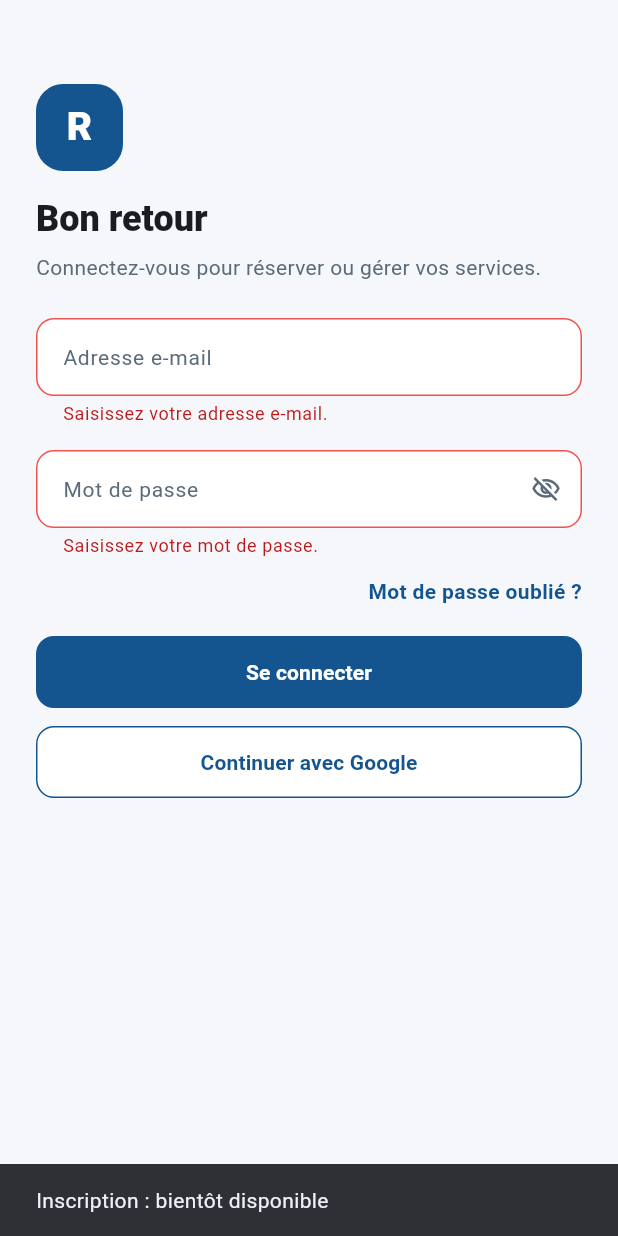
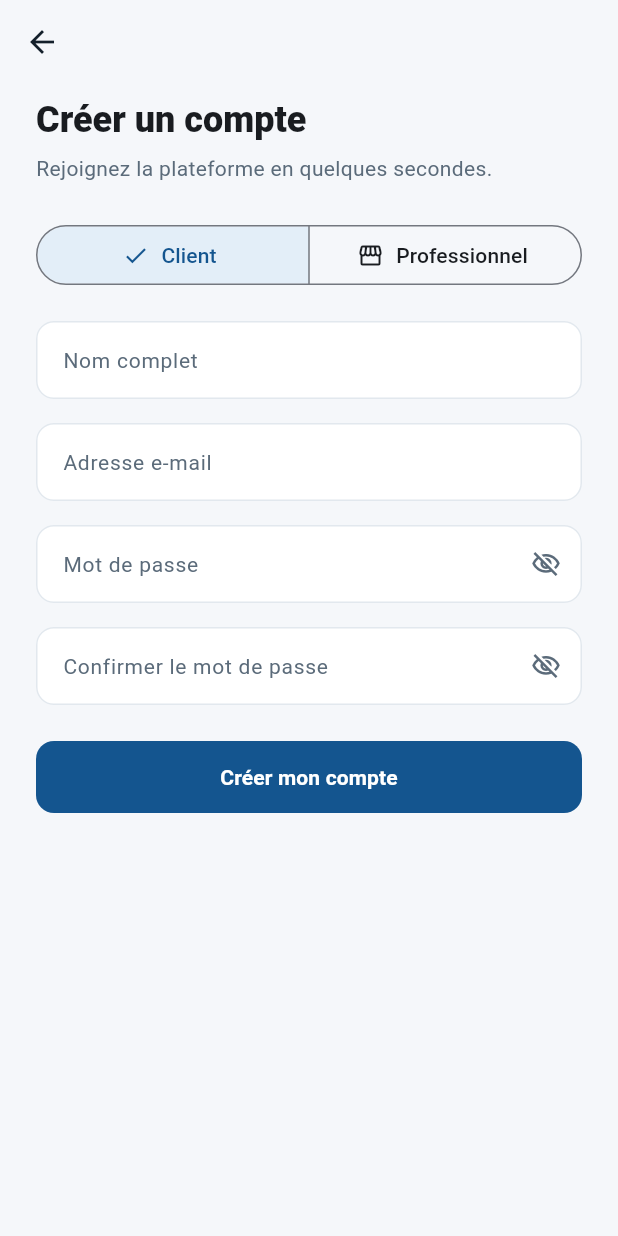
Before and after one commit to meddebamen2004-code/projet_ds, a Flutter app: the screen it shows after launch, after a tap on "Se connecter", after a tap on "Créer un compte", on a phone screen of 412 x 824 dp. Run offline on Flutter 3.47's test engine with Material 3 defaults, Android fonts, the phone set to English and light mode, and no system bars; our stand-ins replace sqflite; accounts and stored records are empty.

Commit message:
feat(views): add register and forgot password pages, redirect by role

```diff
--- a/lib/models/User.dart
+++ b/lib/models/User.dart
@@ -0,0 +1,22 @@
+enum UserRole { client, pro }
+
+class User {
+  final int? id;
+  final String name;
+  final String email;
+  final UserRole role;
+
+  const User({
+    this.id,
+    required this.name,
+    required this.email,
+    required this.role,
+  });
+
+  factory User.fromMap(Map<String, Object?> map) => User(
+    id: map['id'] as int?,
+    name: map['name'] as String,
+    email: map['email'] as String,
+    role: UserRole.values.byName(map['role'] as String),
+  );
+}
--- a/lib/views/client/login_page.dart
+++ b/lib/views/client/login_page.dart
@@ -1,10 +1,15 @@
 import 'package:flutter/material.dart';
 import 'package:provider/provider.dart';
 
+import '../../models/user.dart';
 import '../../providers/auth_provider.dart';
+import '../../widgets/app_button.dart';
 import '../../widgets/app_colors.dart';
-import '../../widgets/app_button.dart';
 import '../../widgets/app_text_field.dart';
+import '../pro/dashboard_pro.dart';
+import 'forgot_password_page.dart';
+import 'home_client.dart';
+import 'register_page.dart';
 
 class LoginPage extends StatefulWidget {
   const LoginPage({super.key});
@@ -37,18 +42,43 @@ class _LoginPageState extends State<LoginPage> {
     return null;
   }
 
+  void _snack(String msg) => ScaffoldMessenger.of(context)
+      .showSnackBar(SnackBar(content: Text(msg)));
+
+  /// The role stored in the database decides which space opens.
+  void _goHome(User user) {
+    final Widget page =
+    user.role == UserRole.pro ? const DashboardPro() : const HomeClient();
+    Navigator.of(context).pushAndRemoveUntil(
+      MaterialPageRoute(builder: (_) => page),
+          (route) => false,
+    );
+  }
+
   Future<void> _submit() async {
     if (!_formKey.currentState!.validate()) return;
     final auth = context.read<AuthProvider>();
-    final ok = await auth.signIn(_emailCtrl.text.trim(), _passCtrl.text);
+    final ok = await auth.signIn(_emailCtrl.text, _passCtrl.text);
     if (!mounted) return;
-    ScaffoldMessenger.of(context).showSnackBar(
-      SnackBar(content: Text(ok ? 'Connexion réussie' : auth.error ?? 'Erreur')),
-    );
+    if (ok) {
+      _goHome(auth.user!);
+    } else {
+      _snack(auth.error ?? 'Erreur');
+    }
   }
 
-  void _soon(String what) => ScaffoldMessenger.of(context)
-      .showSnackBar(SnackBar(content: Text('$what : bientôt disponible')));
+  Future<void> _openRegister() async {
+    final user = await Navigator.of(context).push<User>(
+      MaterialPageRoute(builder: (_) => const RegisterPage()),
+    );
+    if (user != null && mounted) _goHome(user);
+  }
+
+  void _openForgotPassword() {
+    Navigator.of(context).push(MaterialPageRoute(
+      builder: (_) => ForgotPasswordPage(initialEmail: _emailCtrl.text.trim()),
+    ));
+  }
 
   @override
   Widget build(BuildContext context) {
@@ -59,8 +89,6 @@ class _LoginPageState extends State<LoginPage> {
       body: SafeArea(
         child: CustomScrollView(
           slivers: [
-            // hasScrollBody:false => le lien d'inscription est poussé en bas
-            // (équivalent du cadre "Espace" dans Figma).
             SliverFillRemaining(
               hasScrollBody: false,
               child: Padding(
@@ -119,7 +147,7 @@ class _LoginPageState extends State<LoginPage> {
                     Align(
                       alignment: Alignment.centerRight,
                       child: GestureDetector(
-                        onTap: () => _soon('Mot de passe oublié'),
+                        onTap: _openForgotPassword,
                         child: Text('Mot de passe oublié ?',
                             style: textTheme.bodyMedium?.copyWith(
                                 color: AppColors.primary,
@@ -132,10 +160,13 @@ class _LoginPageState extends State<LoginPage> {
                         loading: loading,
                         onPressed: _submit),
                     const SizedBox(height: 12),
+                    // Google sign-in needs an OAuth provider (Google/Firebase):
+                    // not possible with SQLite alone, so it stays a placeholder.
                     AppButton(
                         label: 'Continuer avec Google',
                         outlined: true,
-                        onPressed: () => _soon('Connexion Google')),
+                        onPressed: () =>
+                            _snack('Connexion Google : bientôt disponible')),
                     const Spacer(),
                     const SizedBox(height: 24),
                     Row(
@@ -146,7 +177,7 @@ class _LoginPageState extends State<LoginPage> {
                                 ?.copyWith(color: AppColors.muted)),
                         const SizedBox(width: 4),
                         GestureDetector(
-                          onTap: () => _soon('Inscription'),
+                          onTap: _openRegister,
                           child: Text('Créer un compte',
                               style: textTheme.bodyMedium?.copyWith(
                                   color: AppColors.primary,
--- /dev/null
+++ b/lib/views/client/register_page.dart
@@ -0,0 +1,165 @@
+import 'package:flutter/material.dart';
+import 'package:provider/provider.dart';
+
+import '../../models/user.dart';
+import '../../providers/auth_provider.dart';
+import '../../widgets/app_button.dart';
+import '../../widgets/app_colors.dart';
+import '../../widgets/app_text_field.dart';
+
+/// Returns the created [User] to the login page with Navigator.pop.
+class RegisterPage extends StatefulWidget {
+  const RegisterPage({super.key});
+
+  @override
+  State<RegisterPage> createState() => _RegisterPageState();
+}
+
+class _RegisterPageState extends State<RegisterPage> {
+  final _formKey = GlobalKey<FormState>();
+  final _nameCtrl = TextEditingController();
+  final _emailCtrl = TextEditingController();
+  final _passCtrl = TextEditingController();
+  final _confirmCtrl = TextEditingController();
+  UserRole _role = UserRole.client;
+
+  @override
+  void dispose() {
+    _nameCtrl.dispose();
+    _emailCtrl.dispose();
+    _passCtrl.dispose();
+    _confirmCtrl.dispose();
+    super.dispose();
+  }
+
+  String? _required(String? v, String msg) =>
+      (v == null || v.trim().isEmpty) ? msg : null;
+
+  String? _validateEmail(String? v) {
+    if (v == null || v.trim().isEmpty) return 'Saisissez votre adresse e-mail.';
+    final ok = RegExp(r'^[^@\s]+@[^@\s]+\.[^@\s]+$').hasMatch(v.trim());
+    return ok ? null : 'Adresse e-mail invalide.';
+  }
+
+  String? _validatePassword(String? v) {
+    if (v == null || v.isEmpty) return 'Saisissez un mot de passe.';
+    if (v.length < 6) return 'Au moins 6 caractères.';
+    return null;
+  }
+
+  Future<void> _submit() async {
+    if (!_formKey.currentState!.validate()) return;
+    final auth = context.read<AuthProvider>();
+    final ok = await auth.register(
+      name: _nameCtrl.text,
+      email: _emailCtrl.text,
+      password: _passCtrl.text,
+      role: _role,
+    );
+    if (!mounted) return;
+    if (ok) {
+      Navigator.of(context).pop(auth.user);
+    } else {
+      ScaffoldMessenger.of(context)
+          .showSnackBar(SnackBar(content: Text(auth.error ?? 'Erreur')));
+    }
+  }
+
+  @override
+  Widget build(BuildContext context) {
+    final loading = context.watch<AuthProvider>().isLoading;
+    final textTheme = Theme.of(context).textTheme;
+
+    return Scaffold(
+      appBar: AppBar(
+        backgroundColor: Colors.transparent,
+        elevation: 0,
+        foregroundColor: AppColors.text,
+      ),
+      body: SafeArea(
+        child: SingleChildScrollView(
+          padding: const EdgeInsets.fromLTRB(24, 8, 24, 24),
+          child: Column(
+            crossAxisAlignment: CrossAxisAlignment.start,
+            children: [
+              Text('Créer un compte',
+                  style: textTheme.headlineSmall
+                      ?.copyWith(fontWeight: FontWeight.w800)),
+              const SizedBox(height: 6),
+              Text('Rejoignez la plateforme en quelques secondes.',
+                  style: textTheme.bodyMedium
+                      ?.copyWith(color: AppColors.muted, height: 1.4)),
+              const SizedBox(height: 24),
+              SizedBox(
+                width: double.infinity,
+                child: SegmentedButton<UserRole>(
+                  segments: const [
+                    ButtonSegment(
+                        value: UserRole.client,
+                        label: Text('Client'),
+                        icon: Icon(Icons.person_outline)),
+                    ButtonSegment(
+                        value: UserRole.pro,
+                        label: Text('Professionnel'),
+                        icon: Icon(Icons.storefront_outlined)),
+                  ],
+                  selected: {_role},
+                  onSelectionChanged: (s) => setState(() => _role = s.first),
+                  style: SegmentedButton.styleFrom(
+                    selectedBackgroundColor: AppColors.lightBg,
+                    selectedForegroundColor: AppColors.primary,
+                  ),
+                ),
+              ),
+              const SizedBox(height: 20),
+              Form(
+                key: _formKey,
+                child: Column(
+                  children: [
+                    AppTextField(
+                      controller: _nameCtrl,
+                      hint: 'Nom complet',
+                      textInputAction: TextInputAction.next,
+                      validator: (v) => _required(v, 'Saisissez votre nom.'),
+                    ),
+                    const SizedBox(height: 16),
+                    AppTextField(
+                      controller: _emailCtrl,
+                      hint: 'Adresse e-mail',
+                      keyboardType: TextInputType.emailAddress,
+                      textInputAction: TextInputAction.next,
+                      validator: _validateEmail,
+                    ),
+                    const SizedBox(height: 16),
+                    AppTextField(
+                      controller: _passCtrl,
+                      hint: 'Mot de passe',
+                      isPassword: true,
+                      textInputAction: TextInputAction.next,
+                      validator: _validatePassword,
+                    ),
+                    const SizedBox(height: 16),
+                    AppTextField(
+                      controller: _confirmCtrl,
+                      hint: 'Confirmer le mot de passe',
+                      isPassword: true,
+                      textInputAction: TextInputAction.done,
+                      validator: (v) => v != _passCtrl.text
+                          ? 'Les mots de passe ne correspondent pas.'
+                          : null,
+                    ),
+                  ],
+                ),
+              ),
+              const SizedBox(height: 24),
+              AppButton(
+                  label: 'Créer mon compte',
+                  loading: loading,
+                  onPressed: _submit),
+            ],
+          ),
+        ),
+      ),
+    );
+  }
+}
--- a/pubspec.yaml
+++ b/pubspec.yaml
@@ -31,11 +31,15 @@ dependencies:
   flutter:
     sdk: flutter
 
+
   # The following adds the Cupertino Icons font to your application.
   # Use with the CupertinoIcons class for iOS style icons.
   cupertino_icons: ^1.0.8
   provider: ^6.1.5+1
   google_fonts: ^9.0.0
+  sqflite: ^2.4.5
+  path: ^1.9.1
+  crypto: ^3.0.8
 
 dev_dependencies:
   flutter_test:
@@ -58,6 +62,8 @@ flutter:
   # included with your application, so that you can use the icons in
   # the material Icons class.
   uses-material-design: true
+  assets:
+    - assets/database/servicebooking.db
 
   # To add assets to your application, add an assets section, like this:
   # assets:
```
Also changed, not shown: lib/providers/auth_provider.dart (+48 -5 lines), lib/services/auth_service.dart (+146 -7 lines), lib/services/database_service.dart (added, +34 -0 lines), lib/views/client/forgot_password_page.dart (added, +174 -0 lines), lib/views/client/home_client.dart (+38 -0 lines), lib/views/pro/dashboard_pro.dart (+38 -0 lines), pubspec.lock, 2 other files.
